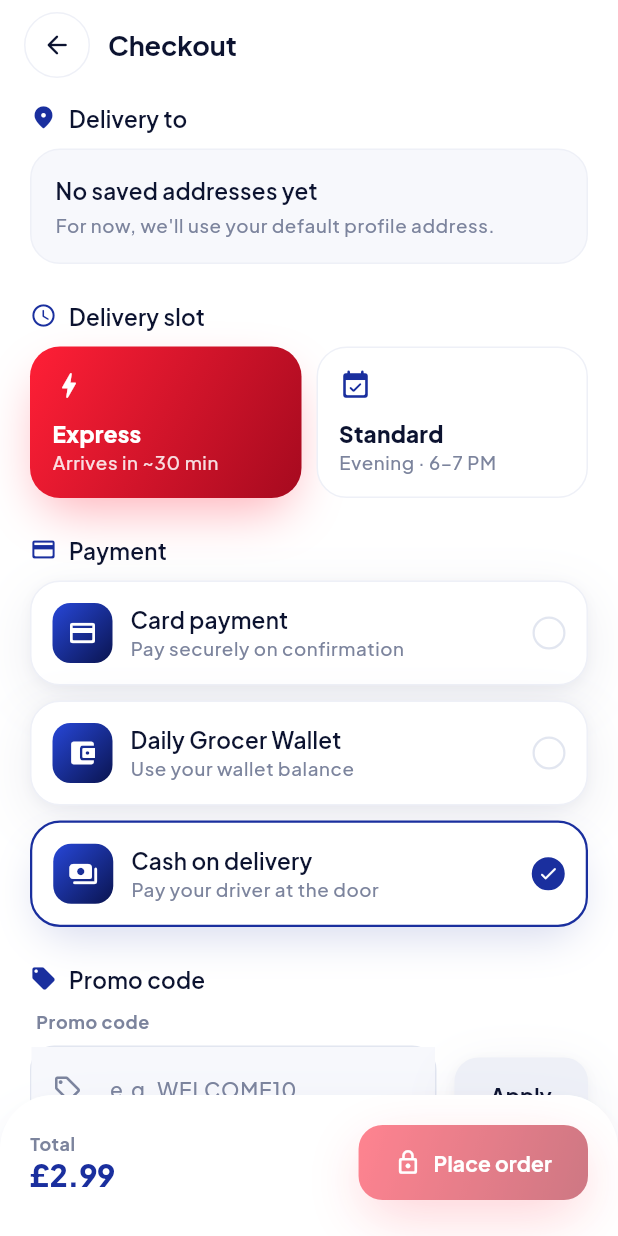
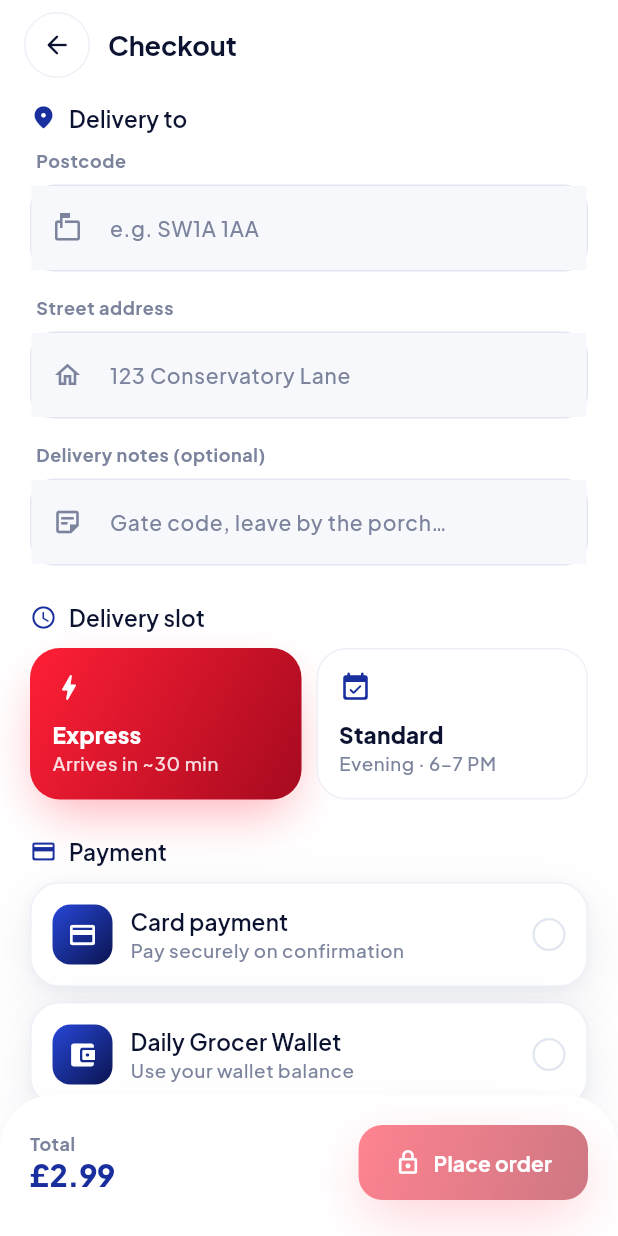
Before and after one commit to musnymubarak/UK_Grocery, a Flutter app: the CheckoutScreen screen opened by its route, on a phone screen of 412 x 824 dp. Run offline on Flutter 3.47's test engine with Material 3 defaults, Android fonts, the phone set to English and light mode, and no system bars; our stand-ins replace cached_network_image, dio, geolocator, google_fonts, shared_preferences; accounts and stored records are empty; network calls fail.

Commit message:
feat(mobile): delivery address entry + notes at checkout
Replace the unused ad-hoc address placeholders with real inputs. Saved-address
users get a Use-saved/Add-new toggle (storefront parity); users with no saved
address get postcode + street fields instead of a dead default-address panel.
Postcode entry drives the live delivery-fee lookup, and a delivery-notes field
is sent as `notes`. New-address mode submits delivery_address + delivery_postcode;
saved mode submits delivery_address_id.

Co-Authored-By: Claude Opus 4.7 (1M context) <noreply@anthropic.com>

```diff
--- a/mobile/lib/screens/checkout/checkout_screen.dart
+++ b/mobile/lib/screens/checkout/checkout_screen.dart
@@ -30,9 +30,11 @@ class _CheckoutScreenState extends State<CheckoutScreen> {
   String _slot = 'In 30 min · Express';
   String _payment = 'cod';
   bool _processing = false;
-  String _notes = '';
-  String? _adHocAddress;
-  String? _adHocPostcode;
+  bool _newAddress = false;
+
+  final _addressCtrl = TextEditingController();
+  final _postcodeCtrl = TextEditingController();
+  final _notesCtrl = TextEditingController();
 
   // Authoritative delivery fee, resolved from the backend per postcode.
   double? _serverFee;
@@ -52,6 +54,8 @@ class _CheckoutScreenState extends State<CheckoutScreen> {
     final addresses = context.read<AuthProvider>().customer?.addresses ?? const <DeliveryAddress>[];
     if (addresses.isNotEmpty) {
       _address = addresses.firstWhere((a) => a.isDefault, orElse: () => addresses.first);
+    } else {
+      _newAddress = true;
     }
     WidgetsBinding.instance.addPostFrameCallback((_) => _recalcFee());
   }
@@ -61,8 +65,8 @@ class _CheckoutScreenState extends State<CheckoutScreen> {
   /// yet or the lookup fails, so the screen never blocks on the network.
   Future<void> _recalcFee() async {
     final store = context.read<StoreProvider>().selected;
-    final postcode = _adHocPostcode ?? _address?.postcode;
-    if (store == null || postcode == null || postcode.trim().isEmpty) {
+    final postcode = (_newAddress ? _postcodeCtrl.text.trim() : _address?.postcode) ?? '';
+    if (store == null || postcode.trim().isEmpty) {
       if (!mounted) return;
       setState(() {
         _serverFee = null;
@@ -98,6 +102,9 @@ class _CheckoutScreenState extends State<CheckoutScreen> {
   @override
   void dispose() {
     _promoCtrl.dispose();
+    _addressCtrl.dispose();
+    _postcodeCtrl.dispose();
+    _notesCtrl.dispose();
     super.dispose();
   }
 
@@ -180,7 +187,14 @@ class _CheckoutScreenState extends State<CheckoutScreen> {
       );
       return;
     }
-    if (_address == null && (_adHocAddress == null || _adHocPostcode == null)) {
+    if (_newAddress) {
+      if (_addressCtrl.text.trim().isEmpty || _postcodeCtrl.text.trim().isEmpty) {
+        ScaffoldMessenger.of(context).showSnackBar(
+          const SnackBar(content: Text('Enter your delivery address and postcode')),
+        );
+        return;
+      }
+    } else if (_address == null) {
       ScaffoldMessenger.of(context).showSnackBar(
         const SnackBar(content: Text('Please choose a delivery address')),
       );
@@ -195,12 +209,12 @@ class _CheckoutScreenState extends State<CheckoutScreen> {
         lines: cart.items
             .map((l) => CheckoutLine(productId: l.product.id, quantity: l.qty))
             .toList(),
-        deliveryAddressId: _address?.id,
-        deliveryAddress: _adHocAddress,
-        deliveryPostcode: _adHocPostcode,
+        deliveryAddressId: _newAddress ? null : _address?.id,
+        deliveryAddress: _newAddress ? _addressCtrl.text.trim() : null,
+        deliveryPostcode: _newAddress ? _postcodeCtrl.text.trim() : _address?.postcode,
         paymentMethod: _payment,
         couponCode: _appliedDiscount > 0 ? _promoCtrl.text.trim().toUpperCase() : null,
-        notes: _notes.isEmpty ? null : _notes,
+        notes: _notesCtrl.text.trim().isEmpty ? null : _notesCtrl.text.trim(),
         ageConfirmed: cart.hasAgeRestricted,
       );
       if (!mounted) return;
@@ -253,34 +267,48 @@ class _CheckoutScreenState extends State<CheckoutScreen> {
                     _SignInBanner(),
                     const SizedBox(height: AppSpacing.lg),
                   ],
-                  const _SectionTitle(label: 'Delivery to', icon: Icons.place_rounded),
+                  Row(
+                    children: [
+                      const Expanded(
+                        child: _SectionTitle(label: 'Delivery to', icon: Icons.place_rounded),
+                      ),
+                      if (addresses.isNotEmpty)
+                        AnimatedPress(
+                          onTap: () {
+                            setState(() => _newAddress = !_newAddress);
+                            _recalcFee();
+                          },
+                          child: Text(
+                            _newAddress ? 'Use saved' : 'Add new',
+                            style: theme.textTheme.labelLarge?.copyWith(
+                              color: theme.colorScheme.primary,
+                              fontWeight: FontWeight.w700,
+                            ),
+                          ),
+                        ),
+                    ],
+                  ),
                   const SizedBox(height: 10),
-                  if (addresses.isEmpty)
-                    Container(
-                      padding: const EdgeInsets.all(AppSpacing.base),
-                      decoration: BoxDecoration(
-                        color: theme.colorScheme.surfaceContainerLow,
-                        borderRadius: BorderRadius.circular(AppSpacing.radiusLg),
-                        border: Border.all(color: theme.colorScheme.outlineVariant),
-                      ),
-                      child: Column(
-                        crossAxisAlignment: CrossAxisAlignment.start,
-                        children: [
-                          Text(
-                            auth.isAuthenticated
-                                ? 'No saved addresses yet'
-                                : 'Sign in to save delivery addresses',
-                            style: theme.textTheme.titleMedium,
-                          ),
-                          const SizedBox(height: 4),
-                          Text(
-                            'For now, we\'ll use your default profile address.',
-                            style: theme.textTheme.bodySmall,
-                          ),
-                        ],
-                      ),
-                    )
-                  else
+                  if (_newAddress) ...[
+                    PremiumTextField(
+                      label: 'Postcode',
+                      hint: 'e.g. SW1A 1AA',
+                      controller: _postcodeCtrl,
+                      icon: Icons.markunread_mailbox_outlined,
+                      textInputAction: TextInputAction.next,
+                      onChanged: (v) {
+                        if (v.trim().length >= 5) _recalcFee();
+                      },
+                    ),
+                    const SizedBox(height: AppSpacing.base),
+                    PremiumTextField(
+                      label: 'Street address',
+                      hint: '123 Conservatory Lane',
+                      controller: _addressCtrl,
+                      icon: Icons.home_outlined,
+                      textInputAction: TextInputAction.next,
+                    ),
+                  ] else
                     ...addresses.map(
                       (a) => Padding(
                         padding: const EdgeInsets.only(bottom: 10),
@@ -299,6 +327,13 @@ class _CheckoutScreenState extends State<CheckoutScreen> {
                         ),
                       ),
                     ),
+                  const SizedBox(height: AppSpacing.base),
+                  PremiumTextField(
+                    label: 'Delivery notes (optional)',
+                    hint: 'Gate code, leave by the porch…',
+                    controller: _notesCtrl,
+                    icon: Icons.sticky_note_2_outlined,
+                  ),
                   const SizedBox(height: AppSpacing.xl),
                   const _SectionTitle(label: 'Delivery slot', icon: Icons.schedule_rounded),
                   const SizedBox(height: 10),
```
Also changed, not shown: 1 other file.
